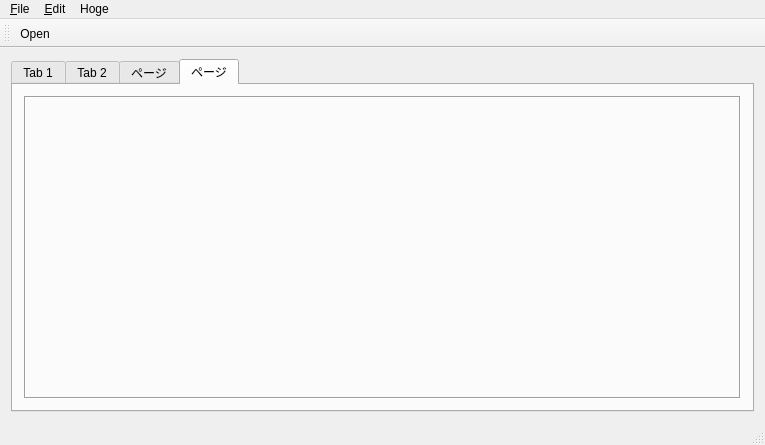
First picture: the form in example/MainWindow.ui, repository soramimi/QtDarkStyle, before the edit.
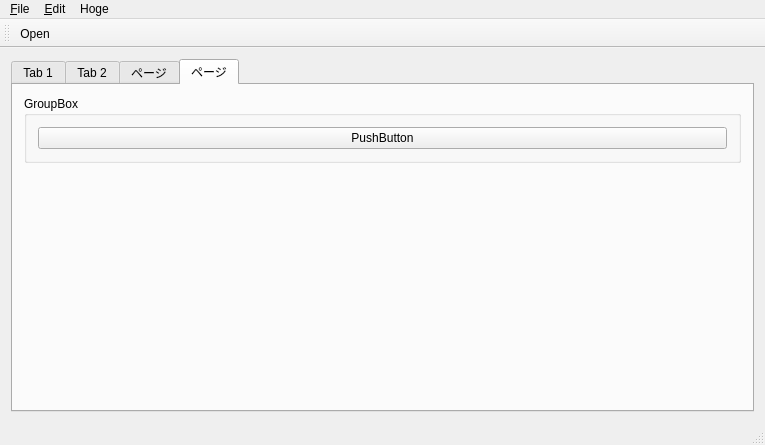
Second picture: the form after the edit.

Commit message: グループボックスの描画改善(mac)

What changed in the file:
```diff
--- a/example/MainWindow.ui
+++ b/example/MainWindow.ui
@@ -395,15 +395,34 @@
        </attribute>
        <layout class="QGridLayout" name="gridLayout_4">
         <item row="0" column="0">
-         <widget class="QFrame" name="frame">
-          <property name="frameShape">
-           <enum>QFrame::Box</enum>
+         <widget class="QGroupBox" name="groupBox_2">
+          <property name="title">
+           <string>GroupBox</string>
           </property>
-          <property name="frameShadow">
-           <enum>QFrame::Sunken</enum>
-          </property>
+          <layout class="QVBoxLayout" name="verticalLayout">
+           <item>
+            <widget class="QPushButton" name="pushButton_5">
+             <property name="text">
+              <string>PushButton</string>
+             </property>
+            </widget>
+           </item>
+          </layout>
          </widget>
         </item>
+        <item row="1" column="0">
+         <spacer name="verticalSpacer">
+          <property name="orientation">
+           <enum>Qt::Vertical</enum>
+          </property>
+          <property name="sizeHint" stdset="0">
+           <size>
+            <width>20</width>
+            <height>40</height>
+           </size>
+          </property>
+         </spacer>
+        </item>
        </layout>
       </widget>
      </widget>
```
Left out of the diff: 2 changed lines with no effect on the pictures. The commit also changes 2 other files.
